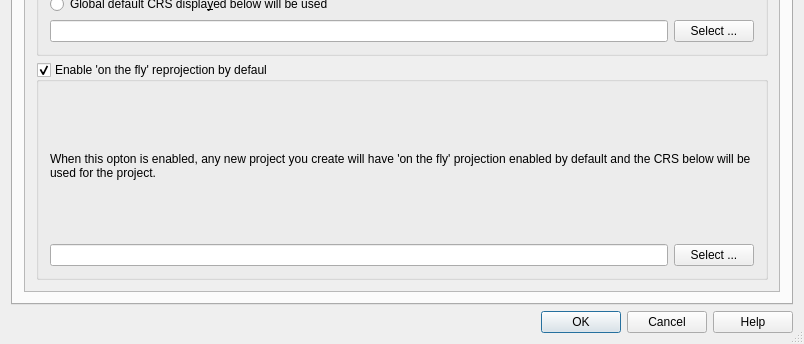
sourcepole/qgis, file qgis/src/ui/qgsoptionsbase.ui: the form before one commit; both pictures show x 0 to 804 and y 223 to 567 of the 804 by 567 pixel window.
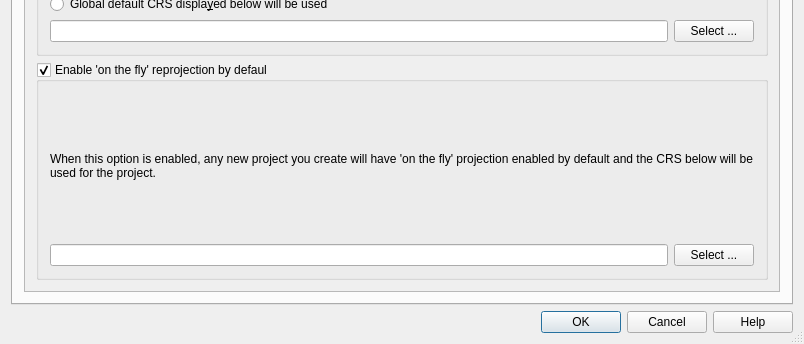
The form after the commit. The open tabs and pages were chosen to show the change. Icons and pictures are not drawn. Custom widgets are drawn as their Qt base class.

```diff
--- a/qgis/src/ui/qgsoptionsbase.ui
+++ b/qgis/src/ui/qgsoptionsbase.ui
@@ -1356,7 +1356,7 @@
             <x>0</x>
             <y>0</y>
             <width>762</width>
-            <height>457</height>
+            <height>458</height>
            </rect>
           </property>
           <layout class="QGridLayout" name="gridLayout_22">
@@ -1430,7 +1430,7 @@
               <item row="0" column="0">
                <widget class="QLabel" name="label_16">
                 <property name="text">
-                 <string>When this opton is enabled, any new project you create will have 'on the fly' projection enabled by default and the CRS below will be used for the project.</string>
+                 <string>When this option is enabled, any new project you create will have 'on the fly' projection enabled by default and the CRS below will be used for the project.</string>
                 </property>
                 <property name="wordWrap">
                  <bool>true</bool>
```
Left out of the diff: 28 changed lines with no effect on the pictures.
